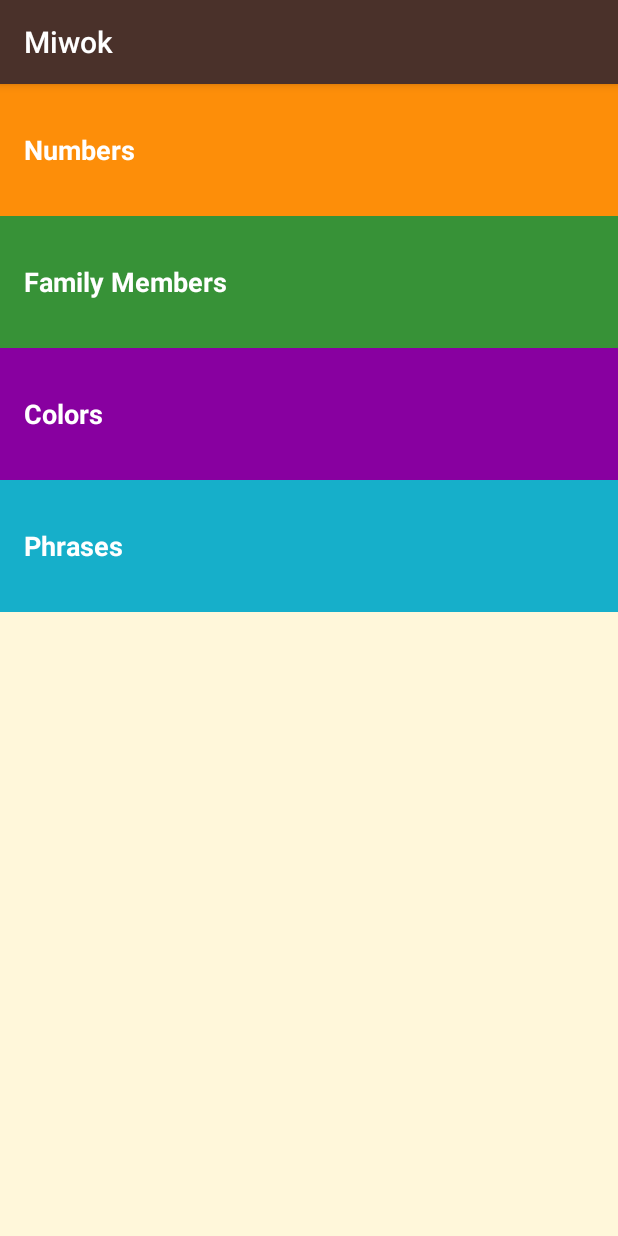
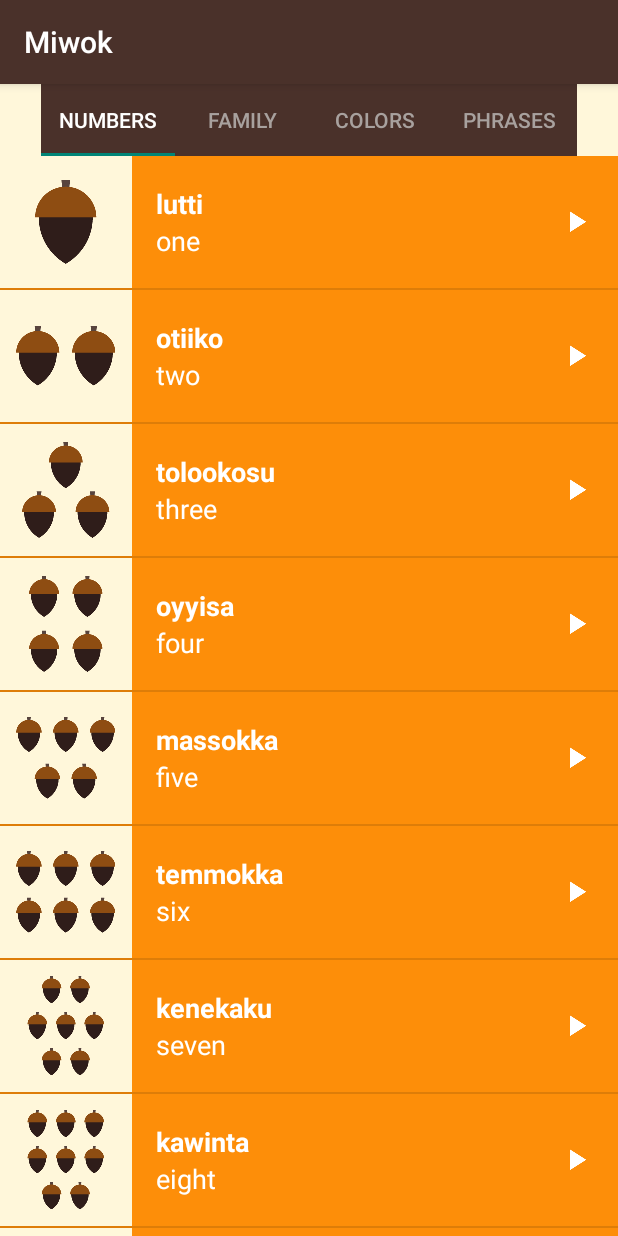
Before and after one commit to RobertLarson/MiwokApp, an Android app: the screen it shows after launch (MainActivity), on a phone screen of 412 x 824 dp. Run offline under Robolectric (Android 15) with nearby library versions, the phone set to English and light mode, and no system bars.

Commit message:
Switch To Fragments and category tabs

```diff
--- /dev/null
+++ b/app/src/main/java/com/example/android/miwok/CategoryAdapter.java
@@ -0,0 +1,67 @@
+/*
+ * Copyright (C) 2016 The Android Open Source Project
+ *
+ * Licensed under the Apache License, Version 2.0 (the "License");
+ * you may not use this file except in compliance with the License.
+ * You may obtain a copy of the License at
+ *
+ *      http://www.apache.org/licenses/LICENSE-2.0
+ *
+ * Unless required by applicable law or agreed to in writing, software
+ * distributed under the License is distributed on an "AS IS" BASIS,
+ * WITHOUT WARRANTIES OR CONDITIONS OF ANY KIND, either express or implied.
+ * See the License for the specific language governing permissions and
+ * limitations under the License.
+ */
+package com.example.android.miwok;
+
+import android.content.Context;
+import android.support.v4.app.Fragment;
+import android.support.v4.app.FragmentManager;
+import android.support.v4.app.FragmentPagerAdapter;
+
+import com.example.android.miwok.ColorsFragment;
+import com.example.android.miwok.FamilyMembersFragment;
+import com.example.android.miwok.NumbersFragment;
+import com.example.android.miwok.PhrasesFragment;
+
+import static android.net.wifi.p2p.nsd.WifiP2pServiceRequest.newInstance;
+
+/**
+ * Provides the appropriate {@link Fragment} for a view pager.
+ */
+public class CategoryAdapter extends FragmentPagerAdapter {
+    final int PAGE_COUNT = 4;
+    private String tabTitles[] = new String[] { "Numbers", "Family", "Colors", "Phrases" };
+    private Context context;
+
+    public CategoryAdapter(FragmentManager fm) {
+        super(fm);
+    }
+
+    @Override
+    public Fragment getItem(int position) {
+        if (position == 0) {
+            return new NumbersFragment();
+        } else if (position == 1){
+            return new FamilyMembersFragment();
+        } else if (position == 2){
+            return new ColorsFragment();
+        } else {
+            return new PhrasesFragment();
+        }
+
+    }
+
+    @Override
+    public int getCount() {
+        return PAGE_COUNT;
+    }
+
+
+    @Override
+    public CharSequence getPageTitle(int position) {
+        // Generate title based on item position
+        return tabTitles[position];
+    }
+}
--- a/app/src/main/java/com/example/android/miwok/ColorsActivity.java
+++ b/app/src/main/java/com/example/android/miwok/FamilyMembersFragment.java
@@ -1,29 +1,30 @@
 package com.example.android.miwok;
+
 
 import android.content.Context;
 import android.media.AudioManager;
 import android.media.MediaPlayer;
+import android.os.Bundle;
+import android.support.v4.app.Fragment;
 import android.support.v7.app.AppCompatActivity;
-import android.os.Bundle;
-import android.util.Log;
+import android.view.LayoutInflater;
 import android.view.View;
+import android.view.ViewGroup;
 import android.widget.AdapterView;
-import android.widget.ArrayAdapter;
-import android.widget.LinearLayout;
 import android.widget.ListView;
 import android.widget.TextView;
-import android.widget.Toast;
 
 import java.util.ArrayList;
 
-import static android.os.Build.VERSION_CODES.M;
+/**
+ * A simple {@link Fragment} subclass.
+ */
+public class FamilyMembersFragment extends Fragment {
 
-public class ColorsActivity extends AppCompatActivity {
     private ArrayList<Word> words = new ArrayList<Word>();
 
     private MediaPlayer mMediaPlayer = null;
     private AudioManager mAudioManager = null;
-
     private MediaPlayer.OnCompletionListener mOnCompletionListener = new MediaPlayer.OnCompletionListener() {
         @Override
         public void onCompletion(MediaPlayer mediaPlayer) {
@@ -35,7 +36,7 @@ public class ColorsActivity extends AppCompatActivity {
             new AudioManager.OnAudioFocusChangeListener() {
                 public void onAudioFocusChange(int focusChange) {
                     if (focusChange == AudioManager.AUDIOFOCUS_LOSS_TRANSIENT ||
-                        focusChange == AudioManager.AUDIOFOCUS_LOSS_TRANSIENT_CAN_DUCK) {
+                            focusChange == AudioManager.AUDIOFOCUS_LOSS_TRANSIENT_CAN_DUCK) {
                         // Pause playback because your Audio Focus was
                         // temporarily stolen, but will be back soon.
                         // i.e. for a phone call
@@ -61,29 +62,39 @@ public class ColorsActivity extends AppCompatActivity {
                 }
             };
 
+    public FamilyMembersFragment() {
+        // Required empty public constructor
+    }
+
+
     @Override
-    protected void onCreate(Bundle savedInstanceState) {
-        super.onCreate(savedInstanceState);
-        setContentView(R.layout.word_list);
+    public View onCreateView(LayoutInflater inflater, ViewGroup container,
+                             Bundle savedInstanceState) {
+        View rootView = inflater.inflate(R.layout.word_list, container, false);
+
         //getActionBar().setDisplayHomeAsUpEnabled(true);
 
-        mAudioManager = (AudioManager)getSystemService(Context.AUDIO_SERVICE);
+        mAudioManager = (AudioManager)getActivity().getSystemService(Context.AUDIO_SERVICE);
 
-        words.add(new Word("red", "wetetti", R.raw.color_red, R.drawable.color_red));
-        words.add(new Word("green", "chokokki", R.raw.color_green, R.drawable.color_green));
-        words.add(new Word("brown", "takaakki", R.raw.color_brown, R.drawable.color_brown));
-        words.add(new Word("gray", "topoppi", R.raw.color_gray, R.drawable.color_gray));
-        words.add(new Word("black", "kululli", R.raw.color_black, R.drawable.color_black));
-        words.add(new Word("white", "kelelli", R.raw.color_white, R.drawable.color_white));
-        words.add(new Word("dusty yellow", "topiise", R.raw.color_dusty_yellow, R.drawable.color_dusty_yellow));
-        words.add(new Word("mustard yellow", "chiwiite", R.raw.color_mustard_yellow, R.drawable.color_mustard_yellow));
+        words.add(new Word("father", "epe", R.raw.family_father, R.drawable.family_father));
+        words.add(new Word("mother", "eta", R.raw.family_mother, R.drawable.family_mother));
+        words.add(new Word("son", "angsi", R.raw.family_son, R.drawable.family_son));
+        words.add(new Word("daughter", "tune", R.raw.family_daughter, R.drawable.family_daughter));
+        words.add(new Word("older brother", "taachi", R.raw.family_older_brother, R.drawable.family_older_brother));
+        words.add(new Word("younger brother", "chalitti", R.raw.family_younger_brother, R.drawable.family_younger_brother));
+        words.add(new Word("older sister", "tete", R.raw.family_older_sister, R.drawable.family_older_sister));
+        words.add(new Word("younger sister", "kolliti", R.raw.family_younger_sister, R.drawable.family_younger_sister));
+        words.add(new Word("grandmother", "ama", R.raw.family_grandmother, R.drawable.family_grandmother));
+        words.add(new Word("grandfather", "paapa", R.raw.family_grandfather, R.drawable.family_grandfather));
 
-        WordAdapter itemsAdapter = new WordAdapter(this, words, R.color.category_colors);
 
-        ListView listView = (ListView) findViewById(R.id.list);
+        WordAdapter itemsAdapter =
+                new WordAdapter((AppCompatActivity)getActivity(), words, R.color.category_family);
+
+        ListView listView = (ListView) rootView.findViewById(R.id.list);
 
         listView.setAdapter(itemsAdapter);
-        listView.setBackgroundColor(getResources().getColor(R.color.category_colors));
+        listView.setBackgroundColor(getResources().getColor(R.color.category_family));
         listView.setOnItemClickListener(new AdapterView.OnItemClickListener() {
             @Override
             public void onItemClick(AdapterView<?> adapterView, View view, int i, long l) {
@@ -92,22 +103,26 @@ public class ColorsActivity extends AppCompatActivity {
                 int result =
                         mAudioManager.requestAudioFocus
                                 (mOnAudioFocusChangeListener,
-                                AudioManager.STREAM_MUSIC,
-                                AudioManager.AUDIOFOCUS_GAIN_TRANSIENT);
+                                        AudioManager.STREAM_MUSIC,
+                                        AudioManager.AUDIOFOCUS_GAIN_TRANSIENT);
 
                 if(result == AudioManager.AUDIOFOCUS_REQUEST_GRANTED) {
-                    mMediaPlayer = MediaPlayer.create(ColorsActivity.this, word.getAudioResourceId());
+                    mMediaPlayer = MediaPlayer.create(getActivity(), word.getAudioResourceId());
                     mMediaPlayer.start();
                     mMediaPlayer.setOnCompletionListener(mOnCompletionListener);
                 }
             }
         });
 
+        return rootView;
     }
 
     @Override
-    protected void onStop() {
+    public void onStop() {
         super.onStop();
+
+        // When the activity is stopped, release the media player resources because we won't
+        // be playing any more sounds.
         releaseMediaPlayer();
     }
 
@@ -129,4 +144,5 @@ public class ColorsActivity extends AppCompatActivity {
             mAudioManager.abandonAudioFocus(mOnAudioFocusChangeListener);
         }
     }
+
 }
--- a/app/src/main/java/com/example/android/miwok/MainActivity.java
+++ b/app/src/main/java/com/example/android/miwok/MainActivity.java
@@ -18,6 +18,9 @@ package com.example.android.miwok;
 import android.app.Activity;
 import android.content.Intent;
 import android.os.Bundle;
+import android.support.design.widget.TabLayout;
+import android.support.v4.app.FragmentPagerAdapter;
+import android.support.v4.view.ViewPager;
 import android.support.v7.app.AppCompatActivity;
 import android.view.View;
 import android.widget.TextView;
@@ -31,57 +34,17 @@ public class MainActivity extends AppCompatActivity {
         // Set the content of the activity to use the activity_main.xml layout file
         setContentView(R.layout.activity_main);
 
+        // Find the view pager that will allow the user to swipe between fragments
+        ViewPager viewPager = (ViewPager) findViewById(R.id.viewpager);
 
-        // Find the View that shows the numbers category
-        TextView numbers = (TextView) findViewById(R.id.numbers);
+        // Create an adapter that knows which fragment should be shown on each page
+        CategoryAdapter adapter = new CategoryAdapter(getSupportFragmentManager());
 
-        // Set a click listener on that View
-        numbers.setOnClickListener(new View.OnClickListener() {
-            // The code in this method will be executed when the numbers View is clicked on.
-            @Override
-            public void onClick(View view) {
-                Intent numbersIntent = new Intent(MainActivity.this, NumbersActivity.class);
-                startActivity(numbersIntent);
-            }
-        });
+        // Set the adapter onto the view pager
+        viewPager.setAdapter(adapter);
 
-        // Find the View that shows the family category
-        TextView familyMembers = (TextView) findViewById(R.id.family);
-
-        // Set a click listener on that View
-        familyMembers.setOnClickListener(new View.OnClickListener() {
-            // The code in this method will be executed when the family View is clicked on.
-            @Override
-            public void onClick(View view) {
-                Intent familyIntent = new Intent(MainActivity.this, FamilyMembersActivity.class);
-                startActivity(familyIntent);
-            }
-        });
-
-        // Find the View that shows the colors category
-        TextView colors = (TextView) findViewById(R.id.colors);
-
-        // Set a click listener on that View
-        colors.setOnClickListener(new View.OnClickListener() {
-            // The code in this method will be executed when the colors View is clicked on.
-            @Override
-            public void onClick(View view) {
-                Intent colorsIntent = new Intent(MainActivity.this, ColorsActivity.class);
-                startActivity(colorsIntent);
-            }
-        });
-
-        // Find the View that shows the phrases category
-        TextView phrases = (TextView) findViewById(R.id.phrases);
-
-        // Set a click listener on that View
-        phrases.setOnClickListener(new View.OnClickListener() {
-            // The code in this method will be executed when the phrases View is clicked on.
-            @Override
-            public void onClick(View view) {
-                Intent phrasesIntent = new Intent(MainActivity.this, PhrasesActivity.class);
-                startActivity(phrasesIntent);
-            }
-        });
+        // Give the TabLayout the ViewPager
+        TabLayout tabLayout = (TabLayout) findViewById(R.id.sliding_tabs);
+        tabLayout.setupWithViewPager(viewPager);
     }
 }
--- a/app/src/main/java/com/example/android/miwok/PhrasesActivity.java
+++ b/app/src/main/java/com/example/android/miwok/NumbersFragment.java
@@ -1,27 +1,30 @@
 package com.example.android.miwok;
+
 
 import android.content.Context;
 import android.media.AudioManager;
 import android.media.MediaPlayer;
+import android.os.Bundle;
+import android.support.v4.app.Fragment;
 import android.support.v7.app.AppCompatActivity;
-import android.os.Bundle;
-import android.util.Log;
+import android.view.LayoutInflater;
 import android.view.View;
+import android.view.ViewGroup;
 import android.widget.AdapterView;
-import android.widget.ArrayAdapter;
-import android.widget.LinearLayout;
 import android.widget.ListView;
 import android.widget.TextView;
 
 import java.util.ArrayList;
 
-import static android.os.Build.VERSION_CODES.M;
+/**
+ * A simple {@link Fragment} subclass.
+ */
+public class NumbersFragment extends Fragment {
 
-public class PhrasesActivity extends AppCompatActivity {
     private ArrayList<Word> words = new ArrayList<Word>();
+
     private MediaPlayer mMediaPlayer = null;
     private AudioManager mAudioManager = null;
-
     private MediaPlayer.OnCompletionListener mOnCompletionListener = new MediaPlayer.OnCompletionListener() {
         @Override
         public void onCompletion(MediaPlayer mediaPlayer) {
@@ -59,31 +62,38 @@ public class PhrasesActivity extends AppCompatActivity {
                 }
             };
 
+    public NumbersFragment() {
+        // Required empty public constructor
+    }
+
+
     @Override
-    protected void onCreate(Bundle savedInstanceState) {
-        super.onCreate(savedInstanceState);
-        setContentView(R.layout.word_list);
+    public View onCreateView(LayoutInflater inflater, ViewGroup container,
+                             Bundle savedInstanceState) {
+        View rootView = inflater.inflate(R.layout.word_list, container, false);
+
         //getActionBar().setDisplayHomeAsUpEnabled(true);
 
-        mAudioManager = (AudioManager)getSystemService(Context.AUDIO_SERVICE);
+        mAudioManager = (AudioManager)getActivity().getSystemService(Context.AUDIO_SERVICE);
 
-        words.add(new Word("Where are you going?", "minto wuksus", R.raw.phrase_where_are_you_going));
-        words.add(new Word("What is your name?", "tinnә oyaase'nә", R.raw.phrase_what_is_your_name));
-        words.add(new Word("My name is...", "oyaaset...", R.raw.phrase_my_name_is));
-        words.add(new Word("How are you feeling?", "michәksәs?", R.raw.phrase_how_are_you_feeling));
-        words.add(new Word("I’m feeling good.", "kuchi achit", R.raw.phrase_im_feeling_good));
-        words.add(new Word("Are you coming?", "әәnәm", R.raw.phrase_are_you_coming));
-        words.add(new Word("Yes, I’m coming.", "hәә’ әәnәm", R.raw.phrase_yes_im_coming));
-        words.add(new Word("I’m coming.", "әәnәm", R.raw.phrase_im_coming));
-        words.add(new Word("Let’s go.", "yoowutis", R.raw.phrase_lets_go));
-        words.add(new Word("Come here.", "әnni'nem", R.raw.phrase_come_here));
+        words.add(new Word("one", "lutti", R.raw.number_one, R.drawable.number_one));
+        words.add(new Word("two", "otiiko", R.raw.number_two, R.drawable.number_two));
+        words.add(new Word("three", "tolookosu", R.raw.number_three, R.drawable.number_three));
+        words.add(new Word("four", "oyyisa", R.raw.number_four, R.drawable.number_four));
+        words.add(new Word("five", "massokka", R.raw.number_five, R.drawable.number_five));
+        words.add(new Word("six", "temmokka", R.raw.number_six, R.drawable.number_six));
+        words.add(new Word("seven", "kenekaku", R.raw.number_seven, R.drawable.number_seven));
+        words.add(new Word("eight", "kawinta", R.raw.number_eight, R.drawable.number_eight));
+        words.add(new Word("nine", "wo'e", R.raw.number_nine, R.drawable.number_nine));
+        words.add(new Word("ten", "na'aacha", R.raw.number_ten, R.drawable.number_ten));
 
-        WordAdapter itemsAdapter = new WordAdapter(this, words, R.color.category_phrases);
+        WordAdapter itemsAdapter =
+                new WordAdapter((AppCompatActivity)getActivity(), words, R.color.category_numbers);
 
-        ListView listView = (ListView) findViewById(R.id.list);
+        ListView listView = (ListView) rootView.findViewById(R.id.list);
 
         listView.setAdapter(itemsAdapter);
-        listView.setBackgroundColor(getResources().getColor(R.color.category_phrases));
+        listView.setBackgroundColor(getResources().getColor(R.color.category_numbers));
         listView.setOnItemClickListener(new AdapterView.OnItemClickListener() {
             @Override
             public void onItemClick(AdapterView<?> adapterView, View view, int i, long l) {
@@ -96,17 +106,22 @@ public class PhrasesActivity extends AppCompatActivity {
                                         AudioManager.AUDIOFOCUS_GAIN_TRANSIENT);
 
                 if(result == AudioManager.AUDIOFOCUS_REQUEST_GRANTED) {
-                    mMediaPlayer = MediaPlayer.create(PhrasesActivity.this, word.getAudioResourceId());
+                    mMediaPlayer = MediaPlayer.create(getActivity(), word.getAudioResourceId());
                     mMediaPlayer.start();
                     mMediaPlayer.setOnCompletionListener(mOnCompletionListener);
                 }
             }
         });
+
+        return rootView;
     }
 
     @Override
-    protected void onStop() {
+    public void onStop() {
         super.onStop();
+
+        // When the activity is stopped, release the media player resources because we won't
+        // be playing any more sounds.
         releaseMediaPlayer();
     }
 
@@ -128,4 +143,5 @@ public class PhrasesActivity extends AppCompatActivity {
             mAudioManager.abandonAudioFocus(mOnAudioFocusChangeListener);
         }
     }
+
 }
--- a/app/src/main/res/layout/activity_main.xml
+++ b/app/src/main/res/layout/activity_main.xml
@@ -3,55 +3,23 @@
     xmlns:tools="http://schemas.android.com/tools"
     android:layout_width="match_parent"
     android:layout_height="match_parent"
+    xmlns:app="http://schemas.android.com/apk/res-auto"
     android:background="@color/tan_background"
     android:orientation="vertical"
     tools:context="com.example.android.miwok.MainActivity">
 
-    <!-- Numbers category -->
-    <FrameLayout
+    <android.support.design.widget.TabLayout
+        android:id="@+id/sliding_tabs"
         android:layout_width="match_parent"
         android:layout_height="wrap_content"
-        android:background="@color/category_numbers">
-        <TextView
-            android:id="@+id/numbers"
-            style="@style/CategoryStyle"
-            android:background="?android:attr/selectableItemBackground"
-            android:text="@string/category_numbers" />
-    </FrameLayout>
+        app:tabSelectedTextColor="@color/font_color_for_selected_tab"
+        app:tabBackground="@color/primary_color"
+        app:tabTextColor="@color/font_color_for_unselected_tab"
+        app:tabGravity="center"
+        app:tabMode="fixed"/>
 
-    <!-- Family category -->
-    <FrameLayout
+    <android.support.v4.view.ViewPager
+        android:id="@+id/viewpager"
         android:layout_width="match_parent"
-        android:layout_height="wrap_content"
-        android:background="@color/category_family">
-        <TextView
-            android:id="@+id/family"
-            style="@style/CategoryStyle"
-            android:background="?android:attr/selectableItemBackground"
-            android:text="@string/category_family" />
-    </FrameLayout>
-
-    <!-- Colors category -->
-    <FrameLayout
-        android:layout_width="match_parent"
-        android:layout_height="wrap_content"
-        android:background="@color/category_colors">
-        <TextView
-            android:id="@+id/colors"
-            style="@style/CategoryStyle"
-            android:background="?android:attr/selectableItemBackground"
-            android:text="@string/category_colors" />
-    </FrameLayout>
-
-    <!-- Phrases category -->
-    <FrameLayout
-        android:layout_width="match_parent"
-        android:layout_height="wrap_content"
-        android:background="@color/category_phrases">
-        <TextView
-            android:id="@+id/phrases"
-            style="@style/CategoryStyle"
-            android:background="?android:attr/selectableItemBackground"
-            android:text="@string/category_phrases" />
-    </FrameLayout>
+        android:layout_height="match_parent" />
 </LinearLayout>
--- /dev/null
+++ b/app/src/main/res/layout/fragment_page.xml
@@ -0,0 +1,5 @@
+<?xml version="1.0" encoding="utf-8"?>
+<TextView xmlns:android="http://schemas.android.com/apk/res/android"
+    android:layout_width="match_parent"
+    android:layout_height="match_parent"
+    android:gravity="center" />
--- a/app/src/main/res/values/colors.xml
+++ b/app/src/main/res/values/colors.xml
@@ -34,4 +34,11 @@
 
     <!-- Background color for the phrases category -->
     <color name="category_phrases">#16AFCA</color>
+
+    <!-- Font Color for selected Tab -->
+    <color name="font_color_for_selected_tab">#FFFFFF</color>
+
+    <!-- Font Color for unselected Tab -->
+    <color name="font_color_for_unselected_tab">#A8A19E</color>
+
 </resources>
--- a/app/src/main/res/values/strings.xml
+++ b/app/src/main/res/values/strings.xml
@@ -27,4 +27,7 @@
 
     <!-- Category name for the vocabulary words for family members [CHAR LIMIT=20] -->
     <string name="category_family">Family Members</string>
+
+    <!-- TODO: Remove or change this placeholder text -->
+    <string name="hello_blank_fragment">Hello blank fragment</string>
 </resources>
```
Also changed, not shown: app/build.gradle (+6 -6 lines), app/src/main/AndroidManifest.xml (+0 -29 lines), app/src/main/java/com/example/android/miwok/ColorsFragment.java (renamed from app/src/main/java/com/example/android/miwok/NumbersActivity.java, +40 -36 lines), app/src/main/java/com/example/android/miwok/PhrasesFragment.java (renamed from app/src/main/java/com/example/android/miwok/FamilyMembersActivity.java, +41 -27 lines), 1 other file.
